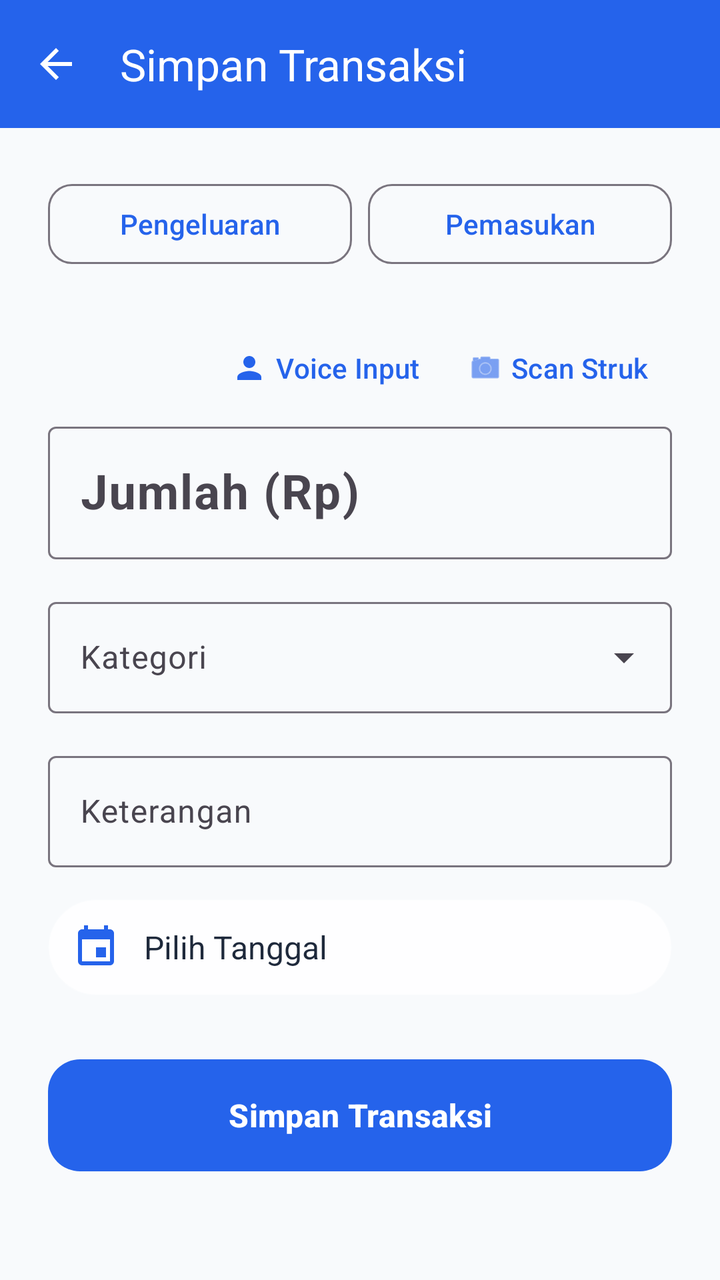
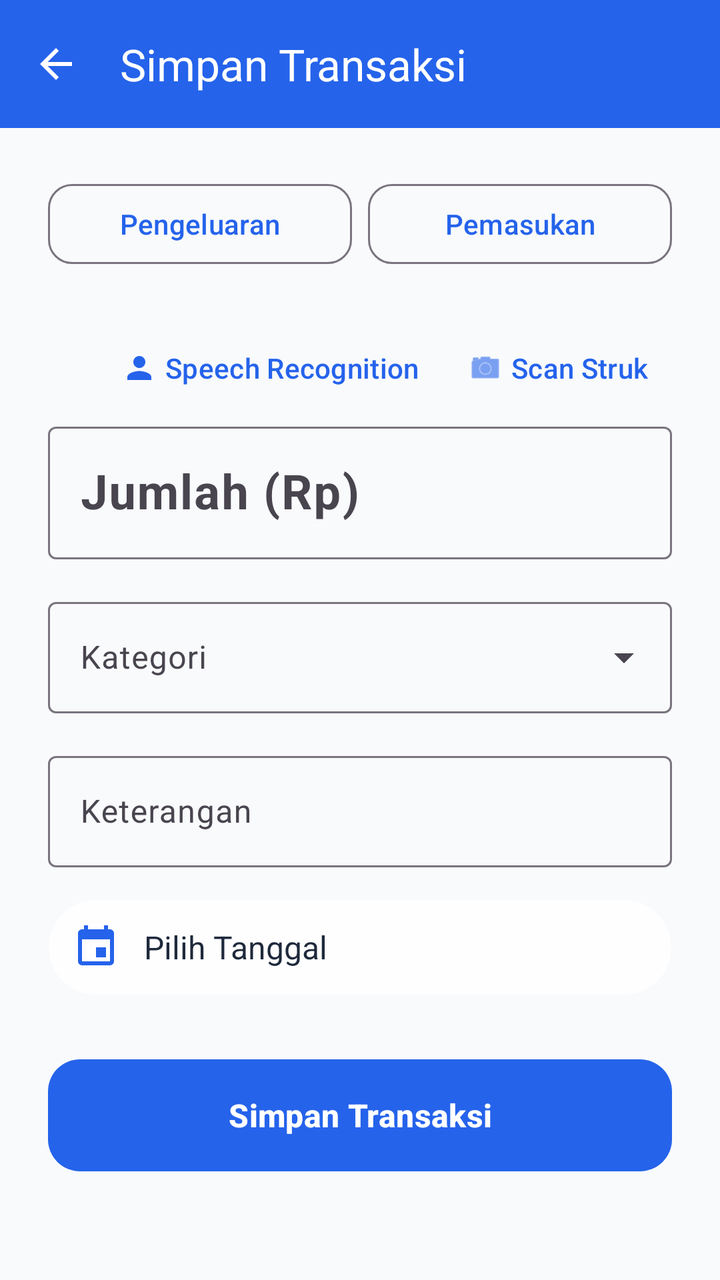

Two renders of the same Android screen: before a commit and after it. Below are the layout's source before the change and the commit's diff.
<!-- AndroidManifest.xml: application theme Theme.TemuCashflow -->
<!-- res/layout/activity_add_transaction.xml -->
<?xml version="1.0" encoding="utf-8"?>
<LinearLayout xmlns:android="http://schemas.android.com/apk/res/android"
    xmlns:app="http://schemas.android.com/apk/res-auto"
    android:id="@+id/coordinator"
    android:layout_width="match_parent"
    android:layout_height="match_parent"
    android:orientation="vertical"
    android:background="@color/light_background"
    android:fitsSystemWindows="false">

    <com.google.android.material.appbar.MaterialToolbar
        android:id="@+id/toolbar"
        android:layout_width="match_parent"
        android:layout_height="wrap_content"
        android:minHeight="?attr/actionBarSize"
        android:background="@color/purple_primary"
        app:title="@string/label_save_transaction"
        app:titleTextColor="@color/text_white"
        app:navigationIcon="@drawable/ic_back"
        app:navigationIconTint="@color/text_white"
        app:navigationContentDescription="@string/desc_back_button" />

    <ScrollView
        android:layout_width="match_parent"
        android:layout_height="match_parent">

        <LinearLayout
            android:layout_width="match_parent"
            android:layout_height="wrap_content"
            android:orientation="vertical"
            android:padding="24dp">

            
            <LinearLayout
                android:layout_width="match_parent"
                android:layout_height="wrap_content"
                android:orientation="horizontal"
                android:layout_marginBottom="24dp">

                <com.google.android.material.button.MaterialButton
                    android:id="@+id/btnExpense"
                    style="@style/Widget.Material3.Button.OutlinedButton"
                    android:layout_width="0dp"
                    android:layout_height="wrap_content"
                    android:layout_weight="1"
                    android:text="@string/expense_label"
                    android:layout_marginEnd="8dp"
                    app:cornerRadius="12dp" />

                <com.google.android.material.button.MaterialButton
                    android:id="@+id/btnIncome"
                    style="@style/Widget.Material3.Button.OutlinedButton"
                    android:layout_width="0dp"
                    android:layout_height="wrap_content"
                    android:layout_weight="1"
                    android:text="@string/income_label"
                    app:cornerRadius="12dp" />
            </LinearLayout>

            
            <LinearLayout
                android:layout_width="wrap_content"
                android:layout_height="wrap_content"
                android:layout_gravity="end"
                android:orientation="horizontal">

                <com.google.android.material.button.MaterialButton
                    android:id="@+id/btnVoiceInput"
                    style="@style/Widget.Material3.Button.TextButton"
                    android:layout_width="wrap_content"
                    android:layout_height="wrap_content"
                    android:text="Voice Input"
                    app:icon="@drawable/ic_person" />

                <com.google.android.material.button.MaterialButton
                    android:id="@+id/btnScanReceipt"
                    style="@style/Widget.Material3.Button.TextButton"
                    android:layout_width="wrap_content"
                    android:layout_height="wrap_content"
                    android:text="@string/label_scan_receipt"
                    app:icon="@android:drawable/ic_menu_camera" />
            </LinearLayout>

            <com.google.android.material.textfield.TextInputLayout
                android:layout_width="match_parent"
                android:layout_height="wrap_content"
                android:hint="@string/label_amount_rp"
                android:layout_marginBottom="16dp"
                style="@style/Widget.Material3.TextInputLayout.OutlinedBox">

                <com.google.android.material.textfield.TextInputEditText
                    android:id="@+id/etAmount"
                    android:layout_width="match_parent"
                    android:layout_height="wrap_content"
                    android:inputType="numberDecimal"
                    android:textSize="24sp"
                    android:textStyle="bold" />
            </com.google.android.material.textfield.TextInputLayout>

            
            <com.google.android.material.textfield.TextInputLayout
                android:layout_width="match_parent"
                android:layout_height="wrap_content"
                android:hint="@string/label_category"
                android:layout_marginBottom="16dp"
                style="@style/Widget.Material3.TextInputLayout.OutlinedBox.ExposedDropdownMenu">

                <AutoCompleteTextView
                    android:id="@+id/spinnerCategory"
                    android:layout_width="match_parent"
                    android:layout_height="wrap_content"
                    android:inputType="none"
                    android:labelFor="@id/spinnerCategory" />
            </com.google.android.material.textfield.TextInputLayout>

            
            <com.google.android.material.textfield.TextInputLayout
                android:layout_width="match_parent"
                android:layout_height="wrap_content"
                android:hint="@string/label_description"
                android:layout_marginBottom="16dp"
                style="@style/Widget.Material3.TextInputLayout.OutlinedBox">

                <com.google.android.material.textfield.TextInputEditText
                    android:id="@+id/etDescription"
                    android:layout_width="match_parent"
                    android:layout_height="wrap_content"
                    android:inputType="textCapSentences" />
            </com.google.android.material.textfield.TextInputLayout>

            
            <LinearLayout
                android:id="@+id/btnDate"
                android:layout_width="match_parent"
                android:layout_height="wrap_content"
                android:orientation="horizontal"
                android:gravity="center_vertical"
                android:padding="12dp"
                android:background="@drawable/glass_card"
                android:layout_marginBottom="32dp"
                android:clickable="true"
                android:focusable="true">

                <ImageView
                    android:layout_width="24dp"
                    android:layout_height="24dp"
                    android:src="@drawable/ic_calendar"
                    android:contentDescription="@string/desc_calendar_icon"
                    app:tint="@color/purple_primary" />

                <TextView
                    android:id="@+id/tvDate"
                    android:layout_width="0dp"
                    android:layout_height="wrap_content"
                    android:layout_weight="1"
                    android:layout_marginStart="12dp"
                    android:text="@string/label_select_date"
                    android:textColor="@color/text_primary"
                    android:textSize="16sp" />
            </LinearLayout>

            
            <com.google.android.material.button.MaterialButton
                android:id="@+id/btnSave"
                android:layout_width="match_parent"
                android:layout_height="56dp"
                android:text="@string/label_save_transaction"
                android:textStyle="bold"
                android:textSize="16sp"
                app:cornerRadius="16dp"
                android:backgroundTint="@null"
                android:background="@drawable/selector_gradient_button" />

        </LinearLayout>
    </ScrollView>
</LinearLayout>
<!-- resources referenced by this layout -->
<resources>
  <color name="light_background">#F8FAFC</color>
  <color name="purple_primary">#2563EB</color>
  <color name="text_primary">#1E293B</color>
  <color name="text_white">#FFFFFF</color>
  <!-- drawable glass_card (drawable) -->
  <?xml version="1.0" encoding="utf-8"?>
  <shape xmlns:android="http://schemas.android.com/apk/res/android">
      <solid android:color="@color/glass_white" />
      <corners android:radius="24dp" />
      <stroke android:width="1dp" android:color="@color/glass_border" />
  </shape>
  <!-- drawable ic_back (drawable) -->
  <vector xmlns:android="http://schemas.android.com/apk/res/android"
      android:width="24dp"
      android:height="24dp"
      android:viewportWidth="24"
      android:viewportHeight="24">
      <path
          android:fillColor="#000000"
          android:pathData="M20,11H7.83l5.59,-5.59L12,4l-8,8l8,8l1.41,-1.41L7.83,13H20V11z" />
  </vector>
  <!-- drawable ic_calendar (drawable) -->
  <vector xmlns:android="http://schemas.android.com/apk/res/android"
      android:width="24dp"
      android:height="24dp"
      android:viewportWidth="24"
      android:viewportHeight="24">
      <path
          android:fillColor="#000000"
          android:pathData="M19,19H5V8H19M16,1V3H8V1H6V3H5C3.89,3 3,3.9 3,5V19A2,2 0 0,0 5,21H19A2,2 0 0,0 21,19V5C21,3.9 20.1,3 19,3H18V1M17,12H12V17H17V12Z" />
  </vector>
  <!-- drawable ic_person (drawable) -->
  <vector xmlns:android="http://schemas.android.com/apk/res/android"
      android:width="24dp"
      android:height="24dp"
      android:viewportWidth="24"
      android:viewportHeight="24">
      <path
          android:fillColor="#000000"
          android:pathData="M12,12c2.21,0 4,-1.79 4,-4s-1.79,-4 -4,-4 -4,1.79 -4,4 1.79,4 4,4zM12,14c-2.67,0 -8,1.34 -8,4v2h16v-2c0,-2.66 -5.33,-4 -8,-4z" />
  </vector>
  <!-- drawable selector_gradient_button (drawable) -->
  <?xml version="1.0" encoding="utf-8"?>
  <selector xmlns:android="http://schemas.android.com/apk/res/android">
      <item android:state_pressed="true" android:drawable="@drawable/gradient_button_pressed" />
      <item android:drawable="@drawable/gradient_button" />
  </selector>
  <string name="desc_back_button">Kembali</string>
  <string name="desc_calendar_icon">Ikon Kalender</string>
  <string name="expense_label">Pengeluaran</string>
  <string name="income_label">Pemasukan</string>
  <string name="label_amount_rp">Jumlah (Rp)</string>
  <string name="label_category">Kategori</string>
  <string name="label_description">Keterangan</string>
  <string name="label_save_transaction">Simpan Transaksi</string>
  <string name="label_scan_receipt">Scan Struk</string>
  <string name="label_select_date">Pilih Tanggal</string>
  <color name="glass_white">#E6FFFFFF</color>
  <color name="glass_border">#33FFFFFF</color>
  <!-- drawable gradient_button_pressed (drawable) -->
  <?xml version="1.0" encoding="utf-8"?>
  <shape xmlns:android="http://schemas.android.com/apk/res/android">
      <gradient
          android:startColor="#5a67d8"
          android:endColor="#6B4C9A"
          android:angle="0" />
      <corners android:radius="16dp" />
  </shape>
  <!-- drawable gradient_button (drawable) -->
  <?xml version="1.0" encoding="utf-8"?>
  <shape xmlns:android="http://schemas.android.com/apk/res/android">
      <gradient
          android:startColor="#667EEA"
          android:endColor="#764BA2"
          android:angle="0" />
      <corners android:radius="16dp" />
  </shape>
  <color name="primary">#2563EB</color>
  <color name="white">#FFFFFF</color>
  <color name="blue_light">#DBEAFE</color>
  <color name="secondary">#60A5FA</color>
  <color name="danger">#EF4444</color>
  <color name="background">#F8FAFC</color>
  <color name="surface">#FFFFFF</color>
  <!-- unchanged entries left out for length: 1 -->
</resources>

<!-- the commit's change to res/layout/activity_add_transaction.xml (unified diff, before → after) -->
@@ -69,7 +69,7 @@
                     style="@style/Widget.Material3.Button.TextButton"
                     android:layout_width="wrap_content"
                     android:layout_height="wrap_content"
-                    android:text="Voice Input"
+                    android:text="@string/speech_rec_label"
                     app:icon="@drawable/ic_person" />
 
                 <com.google.android.material.button.MaterialButton
<!-- resource entries referenced after the edit -->
@@ -57,6 +57,7 @@
   <string name="label_save_transaction">Simpan Transaksi</string>
   <string name="label_scan_receipt">Scan Struk</string>
   <string name="label_select_date">Pilih Tanggal</string>
+  <string name="speech_rec_label">Speech Recognition</string>
   <color name="glass_white">#E6FFFFFF</color>
   <color name="glass_border">#33FFFFFF</color>
   <!-- drawable gradient_button_pressed (drawable) -->
